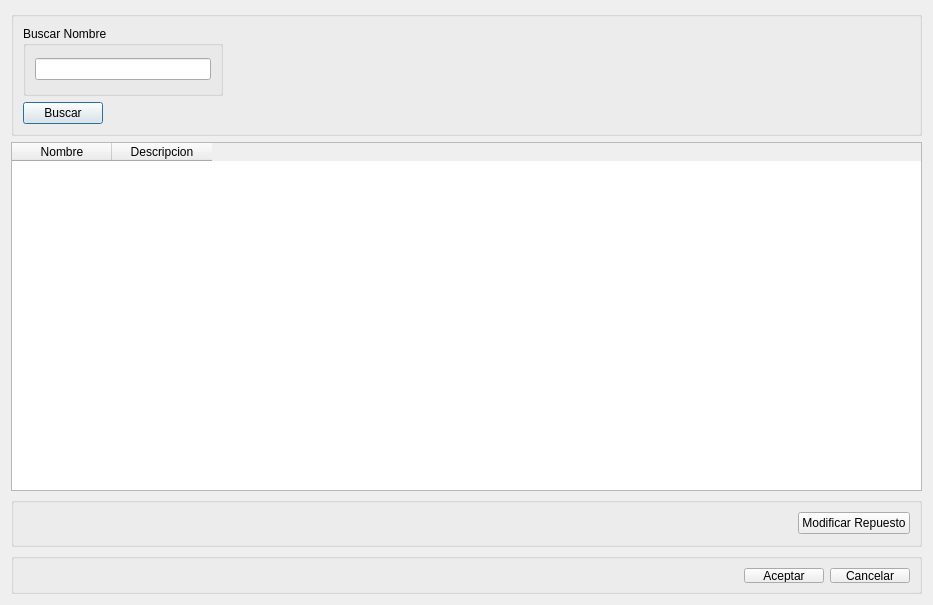
Old version of the form src/ui/DialogMuestraLosRepuestos.ui in the repository guilleurrutia10/division-transporte.
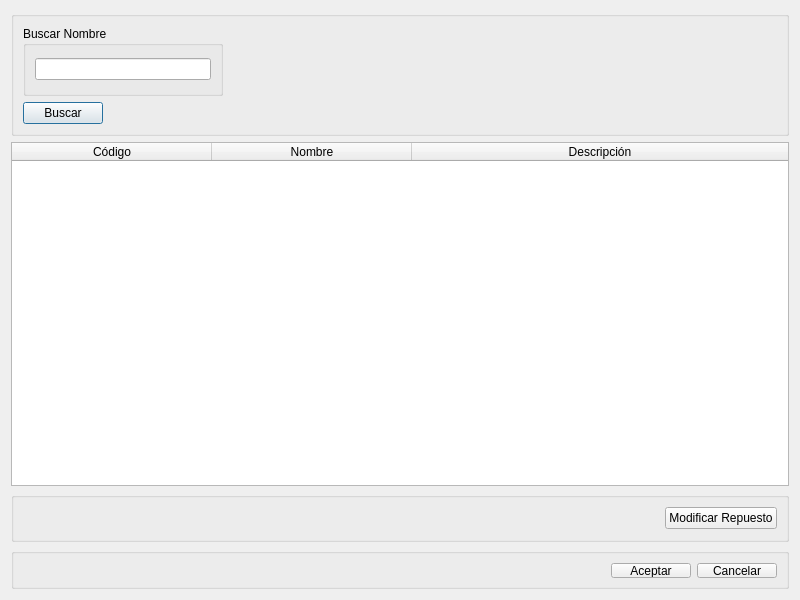
New version of the form.

Commit message: Agregada la modificacion de los tipos de repuestos.

The edit to the form file:
```diff
--- a/src/ui/DialogMuestraLosRepuestos.ui
+++ b/src/ui/DialogMuestraLosRepuestos.ui
@@ -6,10 +6,16 @@
    <rect>
     <x>0</x>
     <y>0</y>
-    <width>933</width>
-    <height>605</height>
+    <width>800</width>
+    <height>600</height>
    </rect>
   </property>
+  <property name="minimumSize">
+   <size>
+    <width>800</width>
+    <height>600</height>
+   </size>
+  </property>
   <property name="windowTitle">
    <string>Repuestos de la Division</string>
   </property>
@@ -77,6 +83,23 @@
    </item>
    <item>
     <widget class="QTableWidget" name="tableWidgetDatosRepuestos">
+     <attribute name="horizontalHeaderCascadingSectionResizes">
+      <bool>true</bool>
+     </attribute>
+     <attribute name="horizontalHeaderDefaultSectionSize">
+      <number>200</number>
+     </attribute>
+     <attribute name="horizontalHeaderMinimumSectionSize">
+      <number>100</number>
+     </attribute>
+     <attribute name="horizontalHeaderStretchLastSection">
+      <bool>true</bool>
+     </attribute>
+     <column>
+      <property name="text">
+       <string>Código</string>
+      </property>
+     </column>
      <column>
       <property name="text">
        <string>Nombre</string>
@@ -84,7 +107,7 @@
      </column>
      <column>
       <property name="text">
-       <string>Descripcion</string>
+       <string>Descripción</string>
       </property>
      </column>
     </widget>
```
The commit also changes 6 other files.
